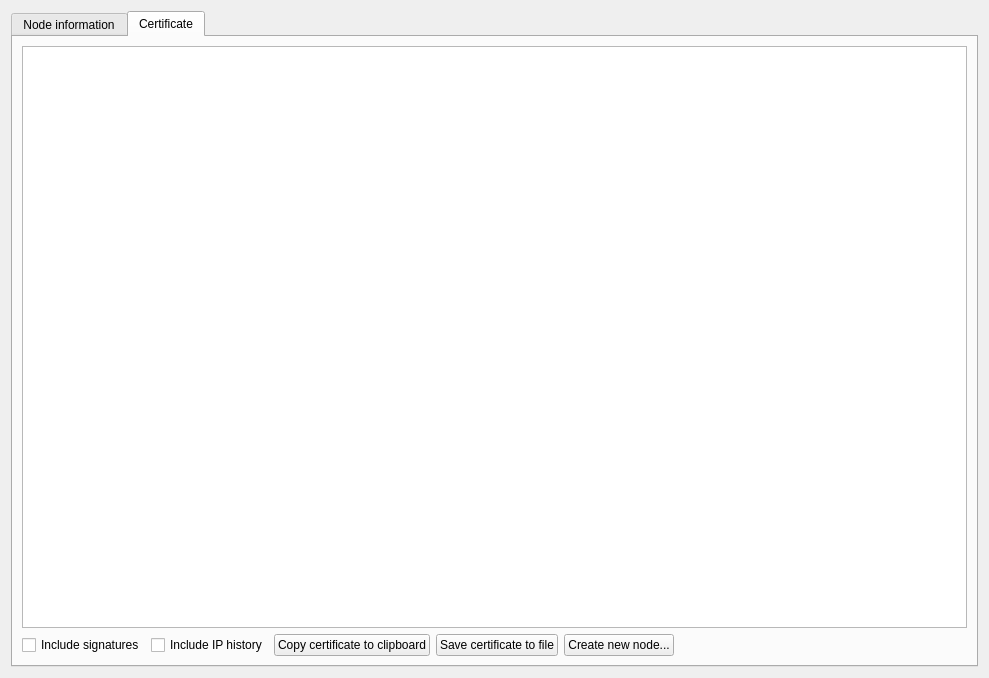
Before: the Qt Designer form retroshare-gui/src/gui/settings/CryptoPage.ui in RetroShare/RetroShare, drawn with Qt 5.
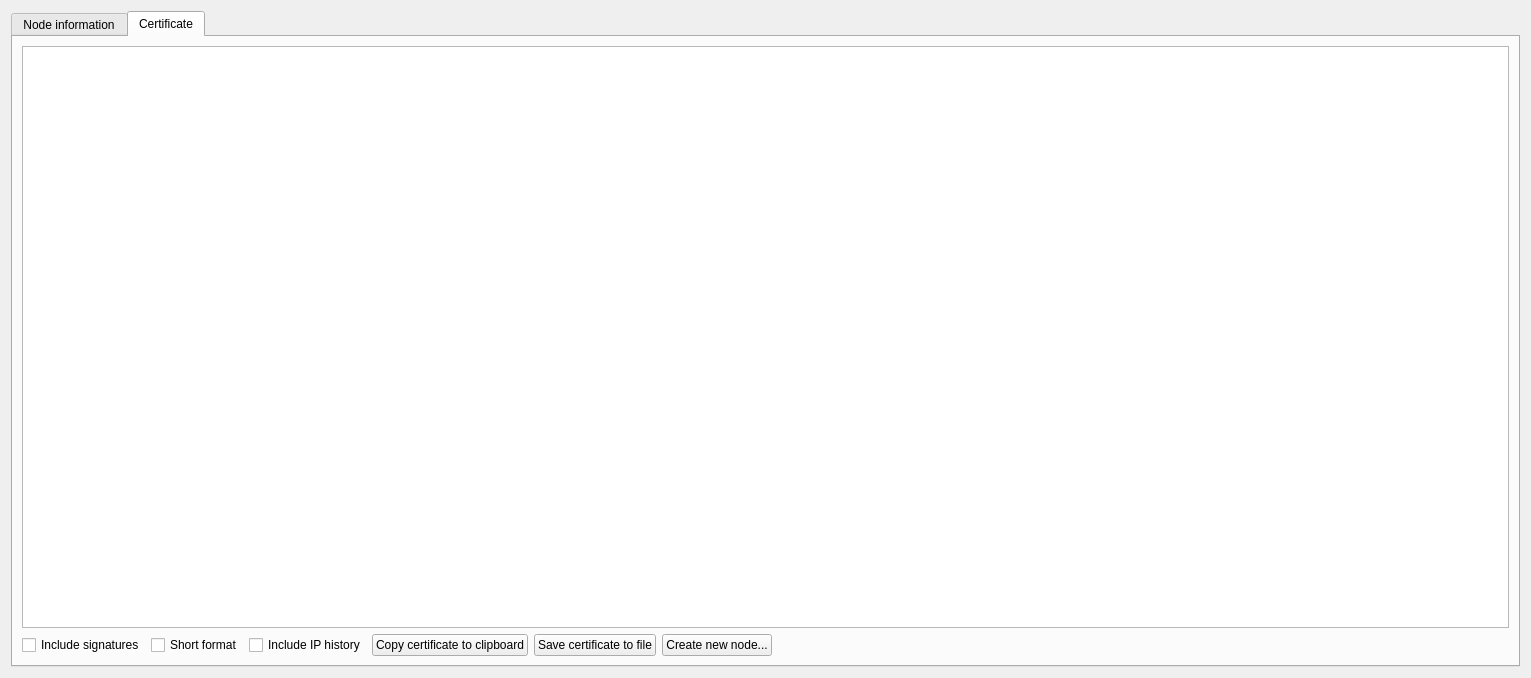
After: the same form once the commit is applied. Icons and pictures are not drawn. Custom widgets are drawn as their Qt base class.

Commit message: added optional display of short invites in places with certificates

```diff
--- a/retroshare-gui/src/gui/settings/CryptoPage.ui
+++ b/retroshare-gui/src/gui/settings/CryptoPage.ui
@@ -6,7 +6,7 @@
    <rect>
     <x>0</x>
     <y>0</y>
-    <width>989</width>
+    <width>1531</width>
     <height>678</height>
    </rect>
   </property>
@@ -460,6 +460,13 @@
            </property>
           </widget>
          </item>
+         <item>
+          <widget class="QCheckBox" name="_shortFormat_CB">
+           <property name="text">
+            <string>Short format</string>
+           </property>
+          </widget>
+         </item>
          <item>
           <widget class="QCheckBox" name="_includeAllIPs_CB">
            <property name="toolTip">
```
The commit also changes 7 other files.
